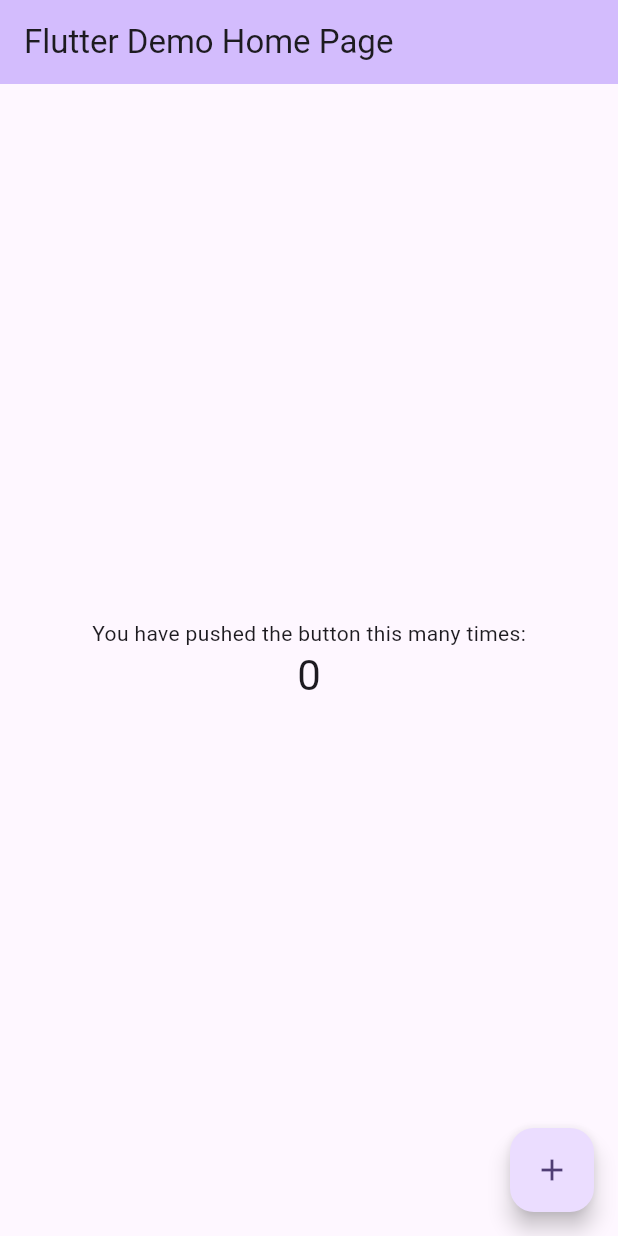
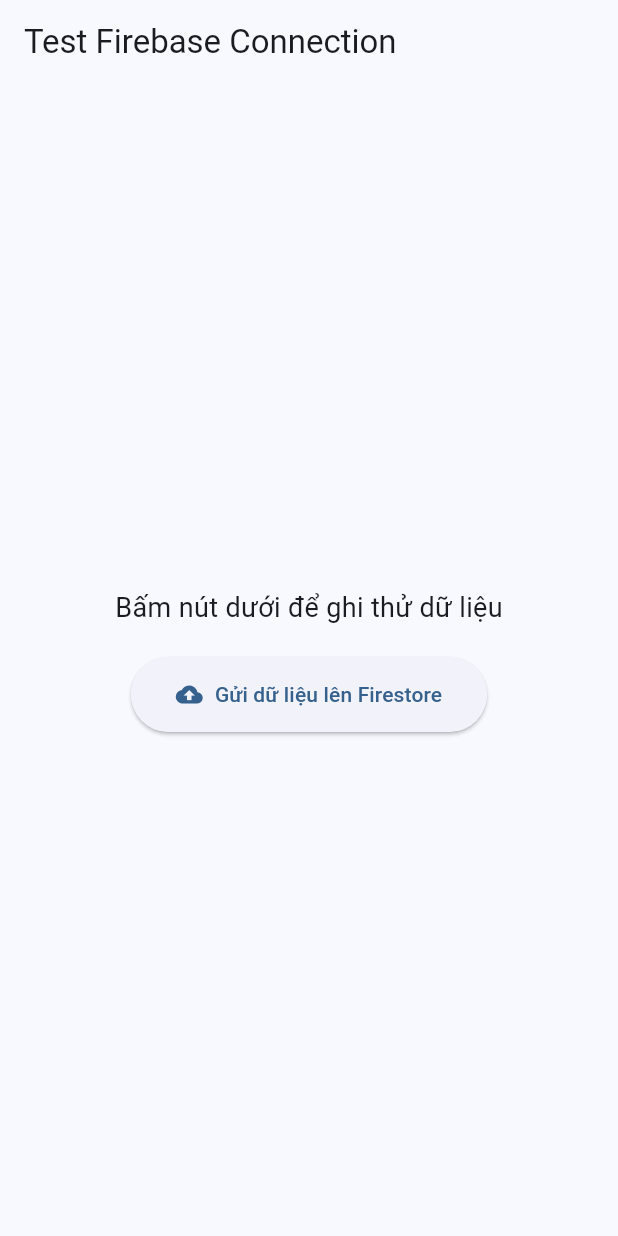
Before and after one commit to NgVu170/Final-project, a Flutter app: the screen it shows after launch, on a phone screen of 412 x 824 dp. Run offline on Flutter 3.47's test engine with Material 3 defaults, Android fonts, the phone set to English and light mode, and no system bars; our stand-ins replace cloud_firestore, firebase_core; accounts and stored records are empty.

Commit message:
[Add] Firestore helper
Can write the data from user

```diff
--- a/lib/main.dart
+++ b/lib/main.dart
@@ -1,127 +1,127 @@
 import 'package:flutter/material.dart';
 import 'package:firebase_core/firebase_core.dart';
 import 'firebase_options.dart';
+
+import '../../Data/Model/note.dart';
+import '../../Data/Model/folder.dart';
+import '../../Core/Utils/firestore_helper.dart';
+
 void main() async {
+  // 1. Khởi tạo Flutter Binding
   WidgetsFlutterBinding.ensureInitialized();
+
+  // 2. Khởi tạo Firebase
   await Firebase.initializeApp(
     options: DefaultFirebaseOptions.currentPlatform,
   );
+
   runApp(const MyApp());
 }
 
 class MyApp extends StatelessWidget {
   const MyApp({super.key});
 
-  // This widget is the root of your application.
   @override
   Widget build(BuildContext context) {
     return MaterialApp(
-      title: 'Flutter Demo',
+      title: 'Note App Test',
       theme: ThemeData(
-        // This is the theme of your application.
-        //
-        // TRY THIS: Try running your application with "flutter run". You'll see
-        // the application has a purple toolbar. Then, without quitting the app,
-        // try changing the seedColor in the colorScheme below to Colors.green
-        // and then invoke "hot reload" (save your changes or press the "hot
-        // reload" button in a Flutter-supported IDE, or press "r" if you used
-        // the command line to start the app).
-        //
-        // Notice that the counter didn't reset back to zero; the application
-        // state is not lost during the reload. To reset the state, use hot
-        // restart instead.
-        //
-        // This works for code too, not just values: Most code changes can be
-        // tested with just a hot reload.
-        colorScheme: .fromSeed(seedColor: Colors.deepPurple),
+        colorScheme: ColorScheme.fromSeed(seedColor: Colors.blue),
+        useMaterial3: true,
       ),
-      home: const MyHomePage(title: 'Flutter Demo Home Page'),
+      home: const TestConnectionPage(),
     );
   }
 }
 
-class MyHomePage extends StatefulWidget {
-  const MyHomePage({super.key, required this.title});
-
-  // This widget is the home page of your application. It is stateful, meaning
-  // that it has a State object (defined below) that contains fields that affect
-  // how it looks.
-
-  // This class is the configuration for the state. It holds the values (in this
-  // case the title) provided by the parent (in this case the App widget) and
-  // used by the build method of the State. Fields in a Widget subclass are
-  // always marked "final".
-
-  final String title;
+class TestConnectionPage extends StatefulWidget {
+  const TestConnectionPage({super.key});
 
   @override
-  State<MyHomePage> createState() => _MyHomePageState();
+  State<TestConnectionPage> createState() => _TestConnectionPageState();
 }
 
-class _MyHomePageState extends State<MyHomePage> {
-  int _counter = 0;
+class _TestConnectionPageState extends State<TestConnectionPage> {
+  // Biến trạng thái để hiển thị vòng tròn xoay xoay khi đang lưu
+  bool _isLoading = false;
 
-  void _incrementCounter() {
-    setState(() {
-      // This call to setState tells the Flutter framework that something has
-      // changed in this State, which causes it to rerun the build method below
-      // so that the display can reflect the updated values. If we changed
-      // _counter without calling setState(), then the build method would not be
-      // called again, and so nothing would appear to happen.
-      _counter++;
-    });
+  // --- HÀM TEST KẾT NỐI ---
+  Future<void> _runTest() async {
+    setState(() => _isLoading = true); // Bắt đầu xoay
+
+    // Giả lập ID người dùng (Sau này sẽ lấy từ Firebase Auth)
+    String fakeUserId = "user_test_001";
+
+    try {
+      // 1. Tạo dữ liệu mẫu theo Model chuẩn
+      final testFolder = Folder(
+        userId: fakeUserId,
+        name: "Test Project từ Flutter",
+        type: "project",
+        icon: "🚀",
+        color: "#FF5733", // Màu cam
+        isSystem: false,
+        createdAt: DateTime.now(),
+      );
+
+      // 2. Gọi Helper để đẩy lên Firestore
+      await FirestoreHelper.folderRef(fakeUserId).add(testFolder);
+
+      // 3. Thông báo thành công
+      if (mounted) {
+        ScaffoldMessenger.of(context).showSnackBar(
+          const SnackBar(
+            content: Text('✅ Ghi thành công! Kiểm tra Firebase Console đi.'),
+            backgroundColor: Colors.green,
+          ),
+        );
+      }
+      print("SUCCESS: Đã ghi folder mới vào Firestore!");
+
+    } catch (e) {
+      // 4. Thông báo lỗi
+      if (mounted) {
+        ScaffoldMessenger.of(context).showSnackBar(
+          SnackBar(
+            content: Text('❌ Lỗi rồi: $e'),
+            backgroundColor: Colors.red,
+          ),
+        );
+      }
+      print("ERROR: $e");
+    } finally {
+      setState(() => _isLoading = false); // Tắt xoay
+    }
   }
 
   @override
   Widget build(BuildContext context) {
-    // This method is rerun every time setState is called, for instance as done
-    // by the _incrementCounter method above.
-    //
-    // The Flutter framework has been optimized to make rerunning build methods
-    // fast, so that you can just rebuild anything that needs updating rather
-    // than having to individually change instances of widgets.
     return Scaffold(
-      appBar: AppBar(
-        // TRY THIS: Try changing the color here to a specific color (to
-        // Colors.amber, perhaps?) and trigger a hot reload to see the AppBar
-        // change color while the other colors stay the same.
-        backgroundColor: Theme.of(context).colorScheme.inversePrimary,
-        // Here we take the value from the MyHomePage object that was created by
-        // the App.build method, and use it to set our appbar title.
-        title: Text(widget.title),
-      ),
+      appBar: AppBar(title: const Text("Test Firebase Connection")),
       body: Center(
-        // Center is a layout widget. It takes a single child and positions it
-        // in the middle of the parent.
         child: Column(
-          // Column is also a layout widget. It takes a list of children and
-          // arranges them vertically. By default, it sizes itself to fit its
-          // children horizontally, and tries to be as tall as its parent.
-          //
-          // Column has various properties to control how it sizes itself and
-          // how it positions its children. Here we use mainAxisAlignment to
-          // center the children vertically; the main axis here is the vertical
-          // axis because Columns are vertical (the cross axis would be
-          // horizontal).
-          //
-          // TRY THIS: Invoke "debug painting" (choose the "Toggle Debug Paint"
-          // action in the IDE, or press "p" in the console), to see the
-          // wireframe for each widget.
-          mainAxisAlignment: .center,
+          mainAxisAlignment: MainAxisAlignment.center,
           children: [
-            const Text('You have pushed the button this many times:'),
-            Text(
-              '$_counter',
-              style: Theme.of(context).textTheme.headlineMedium,
+            const Text(
+              "Bấm nút dưới để ghi thử dữ liệu",
+              style: TextStyle(fontSize: 18),
+            ),
+            const SizedBox(height: 20),
+
+            // Nút bấm kích hoạt test
+            _isLoading
+                ? const CircularProgressIndicator()
+                : ElevatedButton.icon(
+              onPressed: _runTest,
+              icon: const Icon(Icons.cloud_upload),
+              label: const Text("Gửi dữ liệu lên Firestore"),
+              style: ElevatedButton.styleFrom(
+                padding: const EdgeInsets.symmetric(horizontal: 30, vertical: 15),
+              ),
             ),
           ],
         ),
       ),
-      floatingActionButton: FloatingActionButton(
-        onPressed: _incrementCounter,
-        tooltip: 'Increment',
-        child: const Icon(Icons.add),
-      ),
     );
   }
 }
```
Also changed, not shown: lib/Core/Utils/firestore_helper.dart (added, +29 -0 lines), 1 other file.
